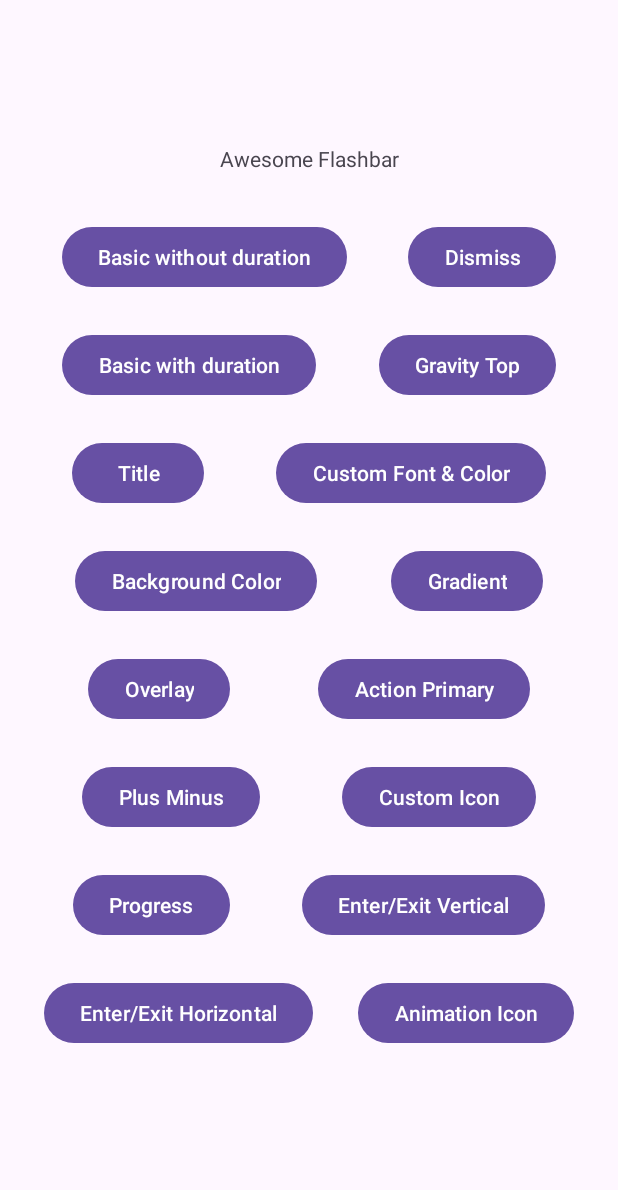
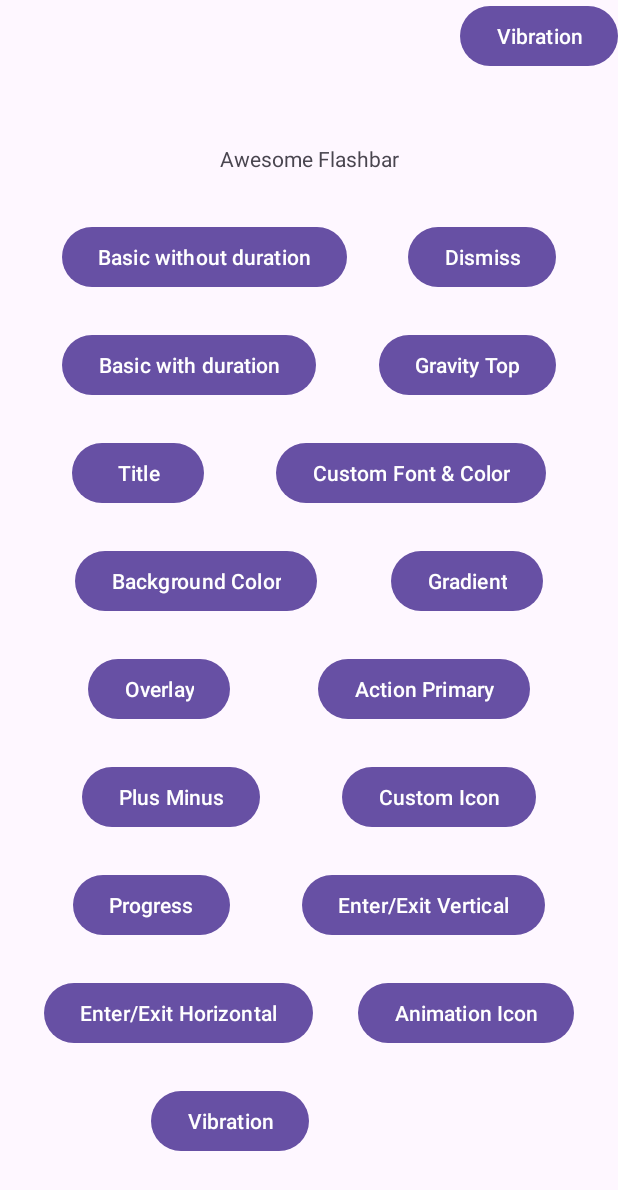
Before and after one commit to hasanelfalakiy/flashbar, an Android app: the layout activity_main.xml on its own in the app's theme, with its tools: preview values and no code run, on a phone screen of 412 x 824 dp. Shown: the top 1190 px of the screen. Run offline under Robolectric (Android 15) with nearby library versions, the light colour scheme and no system bars.

Commit message:
add example

```diff
--- a/app/src/main/res/layout/activity_main.xml
+++ b/app/src/main/res/layout/activity_main.xml
@@ -196,5 +196,26 @@
             app:layout_constraintTop_toTopOf="@id/btn_enter_exit_horizontal"
         />
 
+        <Button
+            android:layout_width="wrap_content"
+            android:layout_height="wrap_content"
+            android:layout_marginTop="24dp"
+            android:text="@string/vibration"
+            android:id="@+id/btn_vibration"
+            app:layout_constraintEnd_toStartOf="@id/btn_vibration"
+            app:layout_constraintStart_toStartOf="parent"
+            app:layout_constraintTop_toBottomOf="@id/btn_enter_exit_horizontal"
+        />
+
+        <Button
+            android:layout_width="wrap_content"
+            android:layout_height="wrap_content"
+            android:text="@string/vibration"
+            android:id="@+id/btn_vibration"
+            app:layout_constraintEnd_toEndOf="parent"
+            app:layout_constraintStart_toEndOf="@id/btn_shadow"
+            app:layout_constraintTop_toTopOf="@id/btn_shadow"
+        />
+
     </androidx.constraintlayout.widget.ConstraintLayout>
 </ScrollView>
--- a/app/src/main/res/values/strings.xml
+++ b/app/src/main/res/values/strings.xml
@@ -18,6 +18,6 @@
     <string name="enter_exit_vertical">Enter/Exit Vertical</string>
     <string name="enter_exit_horizontal">Enter/Exit Horizontal</string>
     <string name="anim_icon">Animation Icon</string>
-
+    <string name="vibration">Vibration</string>
 
 </resources>
```
Also changed, not shown: app/src/main/java/com/andihasan7/flashbarsample/MainActivity.kt (+20 -2 lines), 1 other file.
